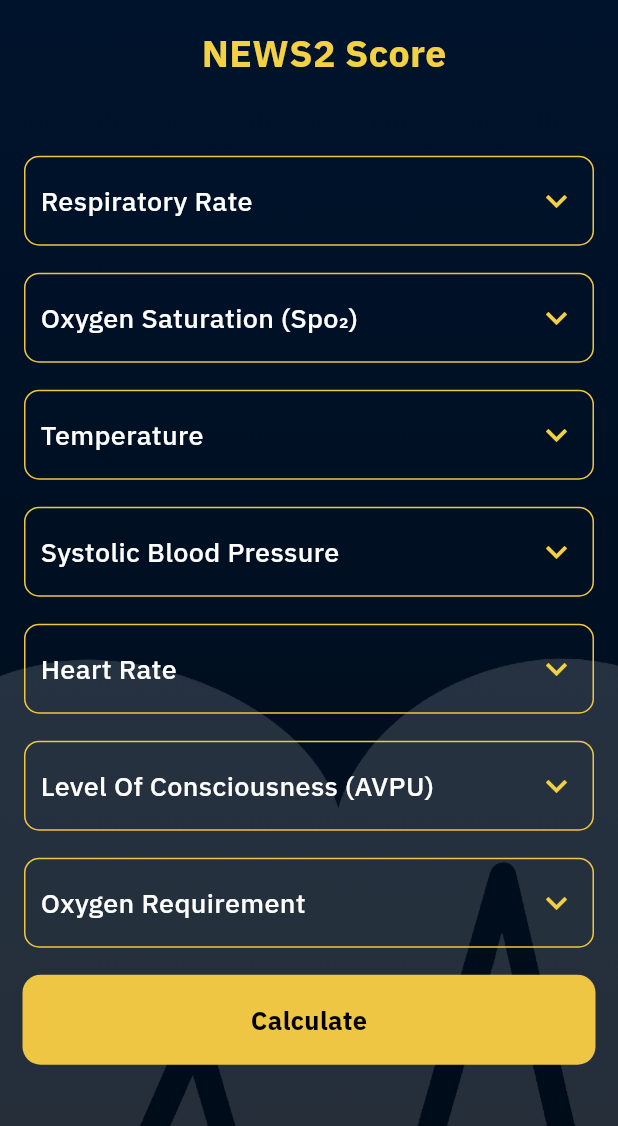
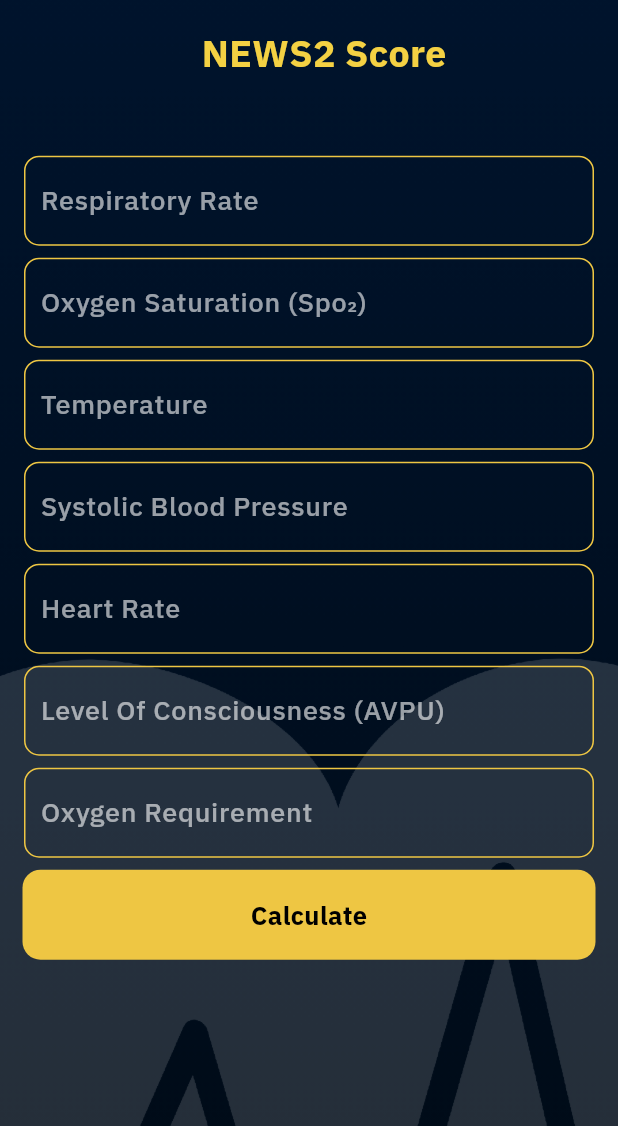
Before and after one commit to WaseemMirzaa/dr.oncall, a Flutter app: the News2CoreView screen opened by its route, on a phone screen of 412 x 824 dp, the part 110-1236 px from its top. Run offline on Flutter 3.47's test engine with Material 3 defaults, Android fonts, the phone set to English and light mode, and no system bars; our stand-ins replace get; project files that could hold a hidden picture were left out.

Commit message:
set the News2Score tiles to textfield.

```diff
--- a/lib/app/modules/news2_core/views/mini_widgets/news2_tiles.dart
+++ b/lib/app/modules/news2_core/views/mini_widgets/news2_tiles.dart
@@ -14,7 +14,7 @@ class News2Tiles extends StatefulWidget {
     Key? key,
     required this.symptoms,
     required this.onSelectionChanged,
-    required this.onSymptomTap, // Required parameter
+    required this.onSymptomTap,
     this.padding,
     this.spacing = 8.0,
   }) : super(key: key);
@@ -25,6 +25,24 @@ class News2Tiles extends StatefulWidget {
 
 class _SymptomSelectionWidgetState extends State<News2Tiles> {
   String? _selectedSymptom;
+  // Map to store text input for each symptom
+  final Map<String, TextEditingController> _controllers = {};
+
+  @override
+  void initState() {
+    super.initState();
+    // Initialize a TextEditingController for each symptom
+    for (var symptom in widget.symptoms) {
+      _controllers[symptom] = TextEditingController();
+    }
+  }
+
+  @override
+  void dispose() {
+    // Dispose all controllers to prevent memory leaks
+    _controllers.values.forEach((controller) => controller.dispose());
+    super.dispose();
+  }
 
   @override
   Widget build(BuildContext context) {
@@ -41,18 +59,22 @@ class _SymptomSelectionWidgetState extends State<News2Tiles> {
           ...widget.symptoms.map((symptom) {
             final isSelected = _selectedSymptom == symptom;
             return Padding(
-              padding: const EdgeInsets.only(bottom: 8.0),
+              padding: EdgeInsets.only(bottom: widget.spacing),
               child: GestureDetector(
                 onTap: () {
                   setState(() {
                     _selectedSymptom = symptom;
-
                     // Call the navigation callback with the selected symptom
                     widget.onSymptomTap(symptom);
+                    // Notify selection change with current inputs
+                    widget.onSelectionChanged(
+                      _controllers.entries
+                          .where((entry) => entry.value.text.isNotEmpty)
+                          .map((entry) => entry.value.text)
+                          .toList(),
+                    );
                   });
                 },
-                child: Padding(
-                  padding: const EdgeInsets.only(bottom: 10.0),
                 child: Container(
                   height: 60,
                   decoration: BoxDecoration(
@@ -61,7 +83,6 @@ class _SymptomSelectionWidgetState extends State<News2Tiles> {
                       color: const Color(0xFFEEC643), // Yellow border
                       width: 1,
                     ),
-                      // Add gradient overlay for selected item
                     gradient: isSelected
                         ? LinearGradient(
                             begin: Alignment.topCenter,
@@ -73,31 +94,39 @@ class _SymptomSelectionWidgetState extends State<News2Tiles> {
                           )
                         : null,
                   ),
-                    child: Row(
-                      children: [
-                        // Symptom text
-                        Expanded(
+                  child: Align(
+                    alignment: Alignment.centerLeft,
                     child: Padding(
-                            padding: const EdgeInsets.only(left: 10.0),
-                            child: Text(symptom,
+                      padding: const EdgeInsets.symmetric(horizontal: 10.0),
+                      child: TextFormField(
+                        controller: _controllers[symptom],
                         style: AppTextStyles.medium.copyWith(
                           fontSize: 18,
                           fontWeight: FontWeight.w500,
-                                    color: AppColors.txtWhiteColor)),
+                          color: AppColors.txtWhiteColor,
                         ),
+                        decoration: InputDecoration(
+                          hintText: symptom,
+                          hintStyle: AppTextStyles.medium.copyWith(
+                            fontSize: 18,
+                            fontWeight: FontWeight.w500,
+                            color: AppColors.txtWhiteColor
+                                .withOpacity(0.6), // Slightly faded for hint
                           ),
-                        // Dropdown icon at the front
-                        Padding(
-                          padding: const EdgeInsets.only(right: 10.0),
-                          child: Icon(
-                            Icons.keyboard_arrow_down,
-                            color: isSelected
-                                ? AppColors.txtWhiteColor
-                                : AppColors.txtOrangeColor,
-                            size: 28,
+                          border: InputBorder.none, // No additional border
+                          contentPadding:
+                              const EdgeInsets.symmetric(vertical: 15.0),
                         ),
+                        onChanged: (value) {
+                          // Notify selection change with updated inputs
+                          widget.onSelectionChanged(
+                            _controllers.entries
+                                .where((entry) => entry.value.text.isNotEmpty)
+                                .map((entry) => entry.value.text)
+                                .toList(),
+                          );
+                        },
                       ),
-                      ],
                     ),
                   ),
                 ),
```
Lines whose indentation alone changed are shown as unchanged.
